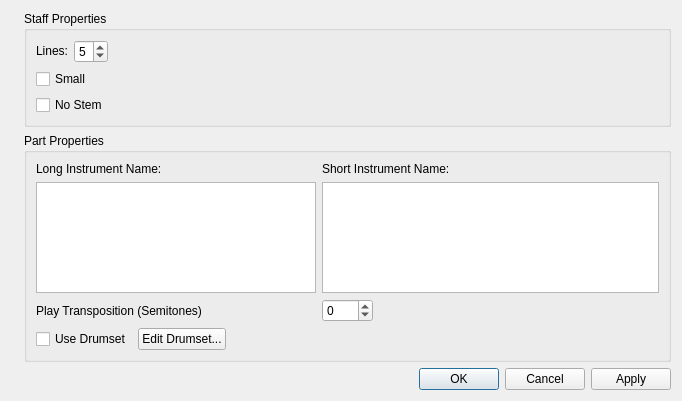
Before: the Qt Designer form mscore/mscore/editstaff.ui in musescore/musescore-old, drawn with Qt 5.
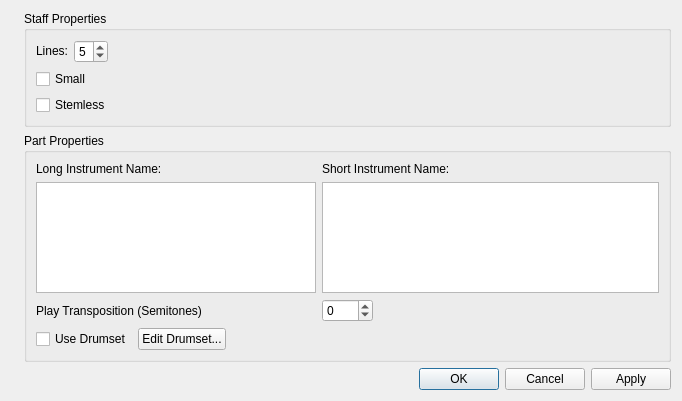
After: the same form once the commit is applied. Icons and pictures are not drawn.

Commit message: - renamed "slashStyle" as "Stemless" in staff, measure, and note properties - update handbooks

```diff
--- a/mscore/mscore/editstaff.ui
+++ b/mscore/mscore/editstaff.ui
@@ -111,7 +111,7 @@
           <item>
            <widget class="QCheckBox" name="slashStyle">
             <property name="text">
-             <string>No Stem</string>
+             <string>Stemless</string>
             </property>
            </widget>
           </item>
```
The commit also changes 12 other files.
